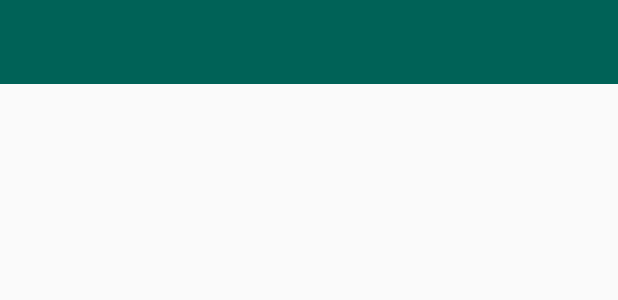
After one commit to jaredrobinson001/onMessenger, an Android app: the layout app_bar_layout.xml on its own in the app's theme, with its tools: preview values and no code run, on a phone screen of 412 x 824 dp. The commit adds this screen. Shown: the top 300 px of the screen. Run offline under Robolectric (Android 15) with nearby library versions, the phone set to English and light mode, and no system bars.

Commit message:
feat(ui): add toolbar

```diff
--- a/app/build.gradle
+++ b/app/build.gradle
@@ -23,6 +23,7 @@ dependencies {
     implementation fileTree(dir: 'libs', include: ['*.jar'])
     //noinspection GradleCompatible
     implementation 'com.android.support:appcompat-v7:28.0.0'
+    implementation 'com.android.support:design:28.0.0'
     implementation 'com.android.support.constraint:constraint-layout:1.1.3'
     implementation 'com.google.firebase:firebase-auth:16.2.1'
     implementation 'com.google.firebase:firebase-database:16.1.0'
--- /dev/null
+++ b/app/src/main/res/layout/app_bar_layout.xml
@@ -0,0 +1,11 @@
+<?xml version="1.0" encoding="utf-8"?>
+<android.support.v7.widget.Toolbar
+    xmlns:android="http://schemas.android.com/apk/res/android"
+    android:layout_width="match_parent"
+    android:layout_height="wrap_content"
+    android:id="@+id/main_app_bar"
+    android:background="@color/colorPrimary"
+    android:theme="@style/ThemeOverlay.AppCompat.Dark.ActionBar"
+    >
+
+</android.support.v7.widget.Toolbar>
--- a/app/src/main/res/values/styles.xml
+++ b/app/src/main/res/values/styles.xml
@@ -1,7 +1,7 @@
 <resources>
 
     <!-- Base application theme. -->
-    <style name="AppTheme" parent="Theme.AppCompat.Light.DarkActionBar">
+    <style name="AppTheme" parent="Theme.AppCompat.Light.NoActionBar">
         <!-- Customize your theme here. -->
         <item name="colorPrimary">@color/colorPrimary</item>
         <item name="colorPrimaryDark">@color/colorPrimaryDark</item>
```
Also changed, not shown: app/src/main/java/com/jxw/onmessenger/MainActivity.java (+7 -0 lines), app/src/main/res/layout/activity_main.xml (+4 -10 lines).
